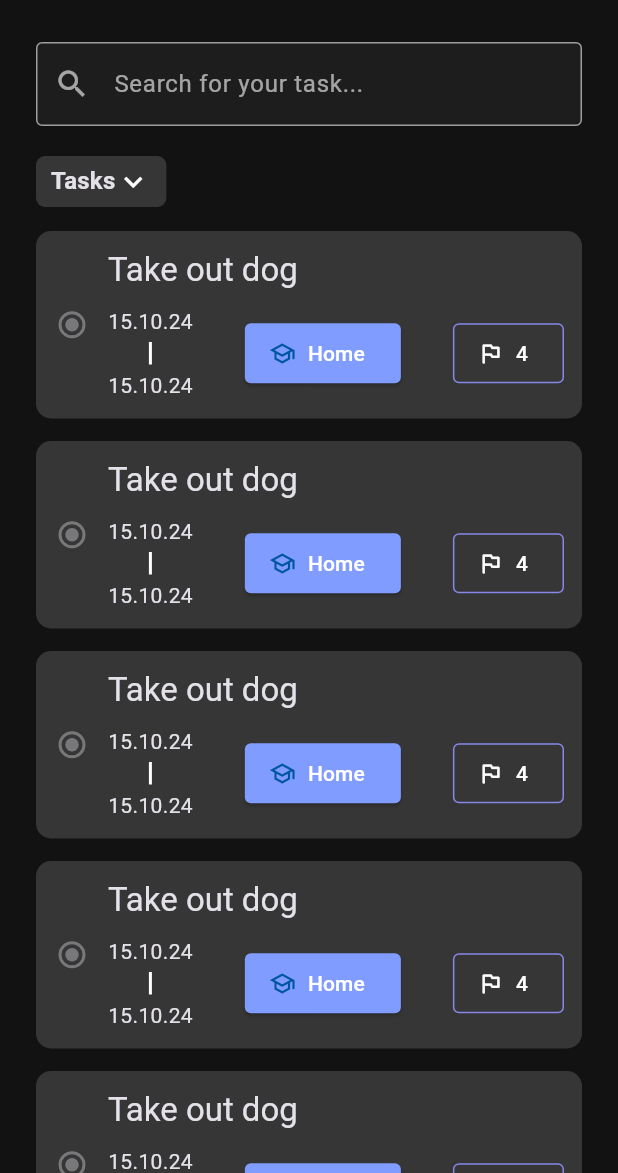
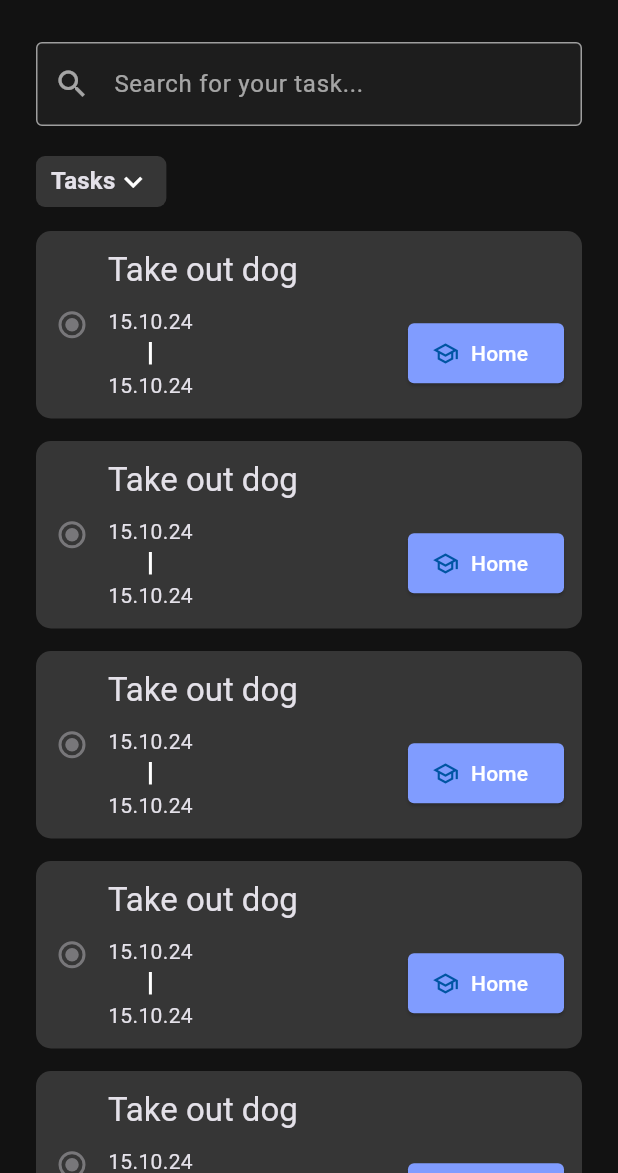
Before and after one commit to MajidiyM/todoListApp, a Flutter app: the screen it shows after launch, on a phone screen of 412 x 824 dp, the part 63-1236 px from its top. Run offline on Flutter 3.47's test engine with Material 3 defaults, Android fonts, the phone set to English and light mode, and no system bars.

Commit message:
[Refactoring] Добавил CategoryTasks, PriorityTask, TaskDates
Разделил даты, категории и приоритет задачи на отдельные виджеты

```diff
--- a/lib/main.dart
+++ b/lib/main.dart
@@ -1,6 +1,6 @@
 import 'package:flutter/material.dart';
+import 'package:todo_list_app/screens/tasks_screen/tasks_screen.dart';
 
-import 'screens/home_screen/home_screen.dart';
 import 'ui/theme/theme.dart';
 
 void main() => runApp(MyApp());
@@ -13,7 +13,7 @@ class MyApp extends StatelessWidget {
     return MaterialApp(
       debugShowCheckedModeBanner: false,
       title: "To-Do List",
-      home: HomeScreen(),
+      home: TasksScreen(),
       theme: darkTheme,
     );
   }
--- a/lib/screens/home_screen/home_screen.dart
+++ /dev/null
@@ -1,2 +0,0 @@
-export 'view/home_screen.dart';
-export 'widgets/widgets.dart';
--- a/lib/screens/home_screen/widgets/task_cards.dart
+++ /dev/null
@@ -1,112 +0,0 @@
-import 'package:flutter/material.dart';
-
-class TaskCard extends StatelessWidget {
-  const TaskCard({
-    super.key,
-    required this.title,
-    this.startDate,
-    this.endDate,
-    this.category,
-    this.priority,
-  });
-
-  final String title;
-  final String? startDate;
-  final String? endDate;
-  final String? category;
-  final String? priority;
-
-  @override
-  Widget build(BuildContext context) {
-    final theme = Theme.of(context);
-    return Container(
-      margin: EdgeInsets.symmetric(horizontal: 24).copyWith(bottom: 15),
-      padding: EdgeInsets.symmetric(vertical: 12),
-      decoration: BoxDecoration(
-        color: theme.cardColor,
-        borderRadius: BorderRadius.circular(10),
-      ),
-      child: Row(
-        children: [
-          Radio(
-            value: null,
-            groupValue: null,
-            onChanged: null,
-          ),
-          Expanded(
-            child: Column(
-              crossAxisAlignment: CrossAxisAlignment.start,
-              children: [
-                Text(
-                  title,
-                  style: theme.textTheme.titleLarge,
-                ),
-                SizedBox(
-                  height: 10,
-                ),
-                Padding(
-                  padding: const EdgeInsets.only(right: 12.0),
-                  child: Row(
-                    mainAxisAlignment: MainAxisAlignment.spaceBetween,
-                    children: [
-                      Column(
-                        children: [
-                          Text(
-                            startDate ?? "",
-                            style: theme.textTheme.bodyMedium,
-                          ),
-                          Container(
-                            width: 2,
-                            height: 15,
-                            color: Colors.white,
-                            margin: EdgeInsets.symmetric(vertical: 4),
-                          ),
-                          Text(
-                            endDate ?? "",
-                            style: theme.textTheme.bodyMedium,
-                          ),
-                        ],
-                      ),
-                      ElevatedButton.icon(
-                        style: ElevatedButton.styleFrom(
-                          shape: RoundedRectangleBorder(
-                            borderRadius: BorderRadius.circular(4),
-                          ),
-                          backgroundColor: Color(0xFF809CFF),
-                          iconColor: Color(0xFF0055A3),
-                        ),
-                        onPressed: () {},
-                        label: Text(
-                          category ?? "",
-                          style: TextStyle(color: Colors.white, fontSize: 14),
-                        ),
-                        icon: Icon(Icons.school_outlined),
-                      ),
-                      OutlinedButton.icon(
-                        style: OutlinedButton.styleFrom(
-                          shape: RoundedRectangleBorder(
-                            borderRadius: BorderRadius.circular(4),
-                          ),
-                          side: BorderSide(
-                            color: Color(0xFF8687E7),
-                          ),
-                          iconColor: Colors.white,
-                        ),
-                        onPressed: () {},
-                        label: Text(
-                          priority ?? "",
-                          style: TextStyle(color: Colors.white, fontSize: 14),
-                        ),
-                        icon: Icon(Icons.outlined_flag_rounded),
-                      )
-                    ],
-                  ),
-                ),
-              ],
-            ),
-          ),
-        ],
-      ),
-    );
-  }
-}
--- /dev/null
+++ b/lib/screens/tasks_screen/tasks_screen.dart
@@ -0,0 +1,2 @@
+export 'view/tasks_screen.dart';
+export 'widgets/widgets.dart';
--- a/lib/screens/home_screen/view/home_screen.dart
+++ b/lib/screens/tasks_screen/view/tasks_screen.dart
@@ -2,8 +2,8 @@ import 'package:flutter/material.dart';
 
 import '../widgets/widgets.dart';
 
-class HomeScreen extends StatelessWidget {
-  const HomeScreen({super.key});
+class TasksScreen extends StatelessWidget {
+  const TasksScreen({super.key});
 
   @override
   Widget build(BuildContext context) {
@@ -38,17 +38,11 @@ class HomeScreen extends StatelessWidget {
           SliverList.builder(
             itemCount: 5,
             itemBuilder: (context, index) => TaskCard(
-                title: "Take out dog",
-                startDate: "15.10.24",
-                endDate: "15.10.24",
-                category: "Home",
-                priority: "4"),
-          ),
-          SliverToBoxAdapter(
-            child: Row(
-              children: [
-                LabelDropdown(labelName: "Complete"),
-              ],
+              title: "Take out dog",
+              startDate: "15.10.24",
+              endDate: "15.10.24",
+              category: "Home",
+              //priority: "4",
             ),
           ),
         ],
--- /dev/null
+++ b/lib/screens/tasks_screen/widgets/category_task.dart
@@ -0,0 +1,29 @@
+import 'package:flutter/material.dart';
+
+class CategoryTask extends StatelessWidget {
+  const CategoryTask({
+    super.key,
+    required this.category,
+  });
+
+  final String? category;
+
+  @override
+  Widget build(BuildContext context) {
+    return ElevatedButton.icon(
+      style: ElevatedButton.styleFrom(
+        shape: RoundedRectangleBorder(
+          borderRadius: BorderRadius.circular(4),
+        ),
+        backgroundColor: Color(0xFF809CFF),
+        iconColor: Color(0xFF0055A3),
+      ),
+      onPressed: () {},
+      label: Text(
+        category ?? "",
+        style: TextStyle(color: Colors.white, fontSize: 14),
+      ),
+      icon: Icon(Icons.school_outlined),
+    );
+  }
+}
--- /dev/null
+++ b/lib/screens/tasks_screen/widgets/priority_task.dart
@@ -0,0 +1,31 @@
+import 'package:flutter/material.dart';
+
+class PriorityTask extends StatelessWidget {
+  const PriorityTask({
+    super.key,
+    required this.priority,
+  });
+
+  final String? priority;
+
+  @override
+  Widget build(BuildContext context) {
+    return OutlinedButton.icon(
+      style: OutlinedButton.styleFrom(
+        shape: RoundedRectangleBorder(
+          borderRadius: BorderRadius.circular(4),
+        ),
+        side: BorderSide(
+          color: Color(0xFF8687E7),
+        ),
+        iconColor: Colors.white,
+      ),
+      onPressed: () {},
+      label: Text(
+        priority ?? "",
+        style: TextStyle(color: Colors.white, fontSize: 14),
+      ),
+      icon: Icon(Icons.outlined_flag_rounded),
+    );
+  }
+}
--- /dev/null
+++ b/lib/screens/tasks_screen/widgets/task_cards.dart
@@ -0,0 +1,70 @@
+import 'package:flutter/material.dart';
+
+import '../tasks_screen.dart';
+
+class TaskCard extends StatelessWidget {
+  const TaskCard({
+    super.key,
+    required this.title,
+    this.startDate,
+    this.endDate,
+    this.category,
+    this.priority,
+  });
+
+  final String title;
+  final String? startDate;
+  final String? endDate;
+  final String? category;
+  final String? priority;
+
+  @override
+  Widget build(BuildContext context) {
+    final theme = Theme.of(context);
+    return Container(
+      margin: EdgeInsets.symmetric(horizontal: 24).copyWith(bottom: 15),
+      padding: EdgeInsets.symmetric(vertical: 12),
+      decoration: BoxDecoration(
+        color: theme.cardColor,
+        borderRadius: BorderRadius.circular(10),
+      ),
+      child: Row(
+        children: [
+          Radio(
+            value: null,
+            groupValue: null,
+            onChanged: null,
+          ),
+          Expanded(
+            child: Column(
+              crossAxisAlignment: CrossAxisAlignment.start,
+              children: [
+                Text(
+                  title,
+                  style: theme.textTheme.titleLarge,
+                ),
+                SizedBox(
+                  height: 10,
+                ),
+                Padding(
+                  padding: const EdgeInsets.only(right: 12.0),
+                  child: Row(
+                    mainAxisAlignment: MainAxisAlignment.spaceBetween,
+                    children: [
+                      if (startDate != null && endDate != null)
+                        TaskDates(startDate: startDate, endDate: endDate),
+                      if (category != null && category!.isNotEmpty)
+                        CategoryTask(category: category),
+                      if (priority != null && priority!.isNotEmpty)
+                        PriorityTask(priority: priority)
+                    ],
+                  ),
+                ),
+              ],
+            ),
+          ),
+        ],
+      ),
+    );
+  }
+}
--- /dev/null
+++ b/lib/screens/tasks_screen/widgets/task_dates.dart
@@ -0,0 +1,35 @@
+import 'package:flutter/material.dart';
+
+class TaskDates extends StatelessWidget {
+  const TaskDates({
+    super.key,
+    required this.startDate,
+    required this.endDate,
+  });
+
+  final String? startDate;
+  final String? endDate;
+
+  @override
+  Widget build(BuildContext context) {
+    final theme = Theme.of(context);
+    return Column(
+      children: [
+        Text(
+          startDate ?? "",
+          style: theme.textTheme.bodyMedium,
+        ),
+        Container(
+          width: 2,
+          height: 15,
+          color: Colors.white,
+          margin: EdgeInsets.symmetric(vertical: 4),
+        ),
+        Text(
+          endDate ?? "",
+          style: theme.textTheme.bodyMedium,
+        ),
+      ],
+    );
+  }
+}
--- a/lib/screens/home_screen/widgets/widgets.dart
+++ b/lib/screens/tasks_screen/widgets/widgets.dart
@@ -1,3 +1,6 @@
+export 'category_task.dart';
 export 'label_dropdown.dart';
+export 'priority_task.dart';
 export 'search_field.dart';
 export 'task_cards.dart';
+export 'task_dates.dart';
```
Also changed, not shown: lib/screens/tasks_screen/widgets/label_dropdown.dart (renamed from lib/screens/home_screen/widgets/label_dropdown.dart), lib/screens/tasks_screen/widgets/search_field.dart (renamed from lib/screens/home_screen/widgets/search_field.dart).
